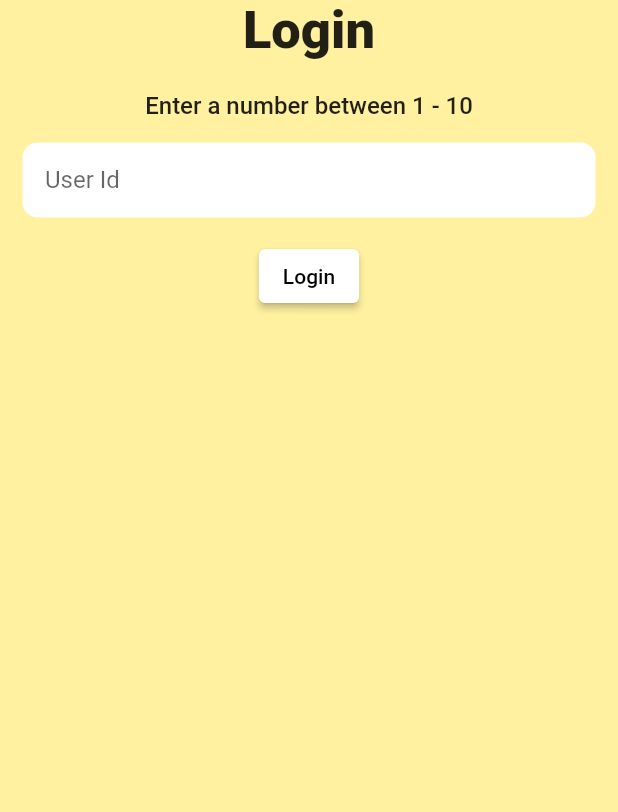
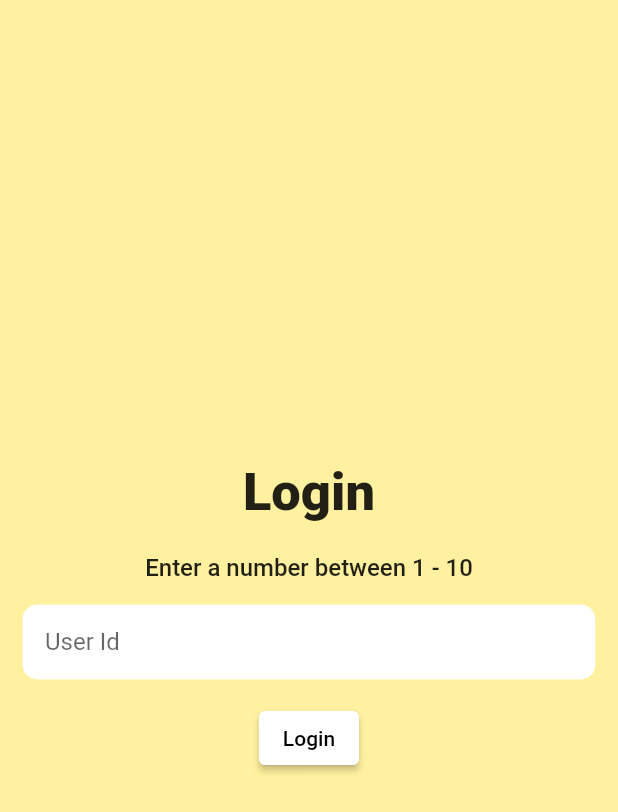
Before and after one commit to hao1234/FlutterLoginBasic, a Flutter app: the screen it shows after launch, on a phone screen of 412 x 824 dp. Shown: the top 812 px of the screen. Run offline on Flutter 3.47's test engine with Material 2 defaults, Android fonts, the phone set to English and light mode, and no system bars; our stand-ins replace get_it.

Commit message:
update login view + architecture with provider

```diff
--- /dev/null
+++ b/loginbasic/lib/core/enums/enums_define.dart
@@ -0,0 +1 @@
+enum ViewState { Idle, Busy }
--- /dev/null
+++ b/loginbasic/lib/core/viewmodels/base_model.dart
@@ -0,0 +1,12 @@
+import 'package:flutter/cupertino.dart';
+import 'package:loginbasic/core/enums/enums_define.dart';
+
+class BaseModel extends ChangeNotifier {
+  ViewState _viewState = ViewState.Idle;
+  ViewState get state => _viewState;
+
+  void setState(ViewState state) {
+    _viewState = state;
+    notifyListeners();
+  }
+}
--- a/loginbasic/lib/core/viewmodels/login_viewmodel.dart
+++ b/loginbasic/lib/core/viewmodels/login_viewmodel.dart
@@ -1,24 +1,21 @@
-import 'package:flutter/foundation.dart';
+import 'package:loginbasic/core/enums/enums_define.dart';
 import 'package:loginbasic/core/services/authentication_service.dart';
 import 'package:loginbasic/locator.dart';
 
-enum ViewState { Idle, Busy }
+import 'base_model.dart';
 
-class LoginModel extends ChangeNotifier {
+
+
+class LoginModel extends BaseModel {
   final AuthenticatonService _authenticatonService = locator<AuthenticatonService>();
-
-  ViewState _viewState = ViewState.Idle;
-  ViewState get state => _viewState;
-
-  void setState(ViewState state) {
-    _viewState = state;
-    notifyListeners();
-  }
+  String? errorMessage;
 
   Future<bool> login(String userIdText) async {
     setState(ViewState.Busy);
     var userId = int.tryParse(userIdText);
     if (userId == null) {
+      errorMessage = 'Value entered is not a number';
+      setState(ViewState.Idle);
       return false;
     }
     var success = await _authenticatonService.login(userId);
--- a/loginbasic/lib/locator.dart
+++ b/loginbasic/lib/locator.dart
@@ -1,6 +1,7 @@
 import 'package:get_it/get_it.dart';
 import 'package:loginbasic/core/services/api.dart';
 import 'package:loginbasic/core/services/authentication_service.dart';
+import 'package:loginbasic/core/viewmodels/home_model.dart';
 
 import 'core/viewmodels/login_viewmodel.dart';
 
@@ -10,4 +11,6 @@ void setupLocator() {
   locator.registerLazySingleton(() => LoginModel());
   locator.registerLazySingleton(() => AuthenticatonService());
   locator.registerLazySingleton(() => Api());
+
+  locator.registerFactory(() => HomeModel());
 }
--- a/loginbasic/lib/main.dart
+++ b/loginbasic/lib/main.dart
@@ -1,5 +1,6 @@
 import 'package:flutter/material.dart';
 import 'package:loginbasic/locator.dart';
+import 'package:loginbasic/ui/router.dart';
 import 'package:loginbasic/ui/views/login_view.dart';
 
 void main() {
@@ -14,8 +15,8 @@ class MyApp extends StatelessWidget {
     return MaterialApp(
       debugShowCheckedModeBanner: false,
       title: 'Flutter Demo',
-      theme: ThemeData(),
-      home: LoginView(),
+      initialRoute: '/login',
+      onGenerateRoute: RouterApp.generateRoute,
     );
   }
 }
--- /dev/null
+++ b/loginbasic/lib/ui/router.dart
@@ -0,0 +1,21 @@
+import 'package:flutter/widgets.dart';
+import 'package:flutter/material.dart';
+import 'package:loginbasic/ui/views/home_view.dart';
+import 'package:loginbasic/ui/views/login_view.dart';
+
+class RouterApp {
+  static Route<dynamic> generateRoute(RouteSettings settings) {
+    switch (settings.name ?? '') {
+      case '/login':
+        return MaterialPageRoute(builder: (_) => LoginView());
+      case '/':
+        return MaterialPageRoute(builder: (_) => HomeView());
+      default:
+        return MaterialPageRoute(builder: (_) => Scaffold(
+          body: Center(
+            child: Text('No route defined for ${settings.name}'),
+          ),
+        ));
+    }
+  }
+}
--- /dev/null
+++ b/loginbasic/lib/ui/views/base_view.dart
@@ -0,0 +1,32 @@
+import 'package:flutter/material.dart';
+import 'package:loginbasic/core/viewmodels/base_model.dart';
+import 'package:provider/provider.dart';
+
+import '../../locator.dart';
+
+class BaseView<T extends BaseModel> extends StatefulWidget {
+  final Widget Function(BuildContext context, T model, Widget? child) builder;
+  final Function(T)? onModelReady;
+
+  BaseView({required this.builder, this.onModelReady});
+
+  @override
+  _BaseViewState<T> createState() => _BaseViewState<T>();
+}
+
+class _BaseViewState<T extends BaseModel> extends State<BaseView<T>> {
+  T model = locator<T>();
+
+  @override
+  void initState() {
+    widget.onModelReady?.call(model);
+    super.initState();
+  }
+
+  @override
+  Widget build(BuildContext context) {
+    return ChangeNotifierProvider<T>(
+        create: (context) => model,
+        child: Consumer<T>(builder: widget.builder));
+  }
+}
--- a/loginbasic/lib/ui/views/login_view.dart
+++ b/loginbasic/lib/ui/views/login_view.dart
@@ -1,9 +1,9 @@
 import 'package:flutter/material.dart';
+import 'package:loginbasic/core/enums/enums_define.dart';
 import 'package:loginbasic/core/viewmodels/login_viewmodel.dart';
-import 'package:loginbasic/locator.dart';
 import 'package:loginbasic/ui/shared/app_colors.dart';
+import 'package:loginbasic/ui/views/base_view.dart';
 import 'package:loginbasic/ui/widgets/login_header.dart';
-import 'package:provider/provider.dart';
 
 class LoginView extends StatefulWidget {
   @override
@@ -15,28 +15,37 @@ class _LoginViewState extends State<LoginView> {
 
   @override
   Widget build(BuildContext context) {
-    return ChangeNotifierProvider<LoginModel>(
-        create: (context) => locator<LoginModel>(),
-        child: Consumer<LoginModel>(
+    return BaseView<LoginModel>(
+        onModelReady: (model) {
+          /* Call something on the model */
+        },
         builder: (context, model, child) => Scaffold(
               backgroundColor: backgroundColor,
-                  body: Column(
+              body: SafeArea(
+                child: Column(
+                  mainAxisAlignment: MainAxisAlignment.center,
                   children: [
-                      LoginHeader(controller: _controller),
+                    LoginHeader(
+                      controller: _controller,
+                      validationMessage: model.errorMessage,
+                    ),
                     model.state == ViewState.Busy
                         ? CircularProgressIndicator()
                         : ElevatedButton(
                             onPressed: () async {
                               var loginsuccess =
                                   await model.login(_controller.text);
+                              if (loginsuccess) {
+                                Navigator.pushNamed(context, '');
+                              }
                             },
                             style: ElevatedButton.styleFrom(
-                                  onPrimary: Colors.black,
-                                  primary: Colors.white),
+                                onPrimary: Colors.black, primary: Colors.white),
                             child: Text('Login'),
                           )
                   ],
                 ),
-                )));
+              ),
+            ));
   }
 }
```
Also changed, not shown: loginbasic/lib/core/viewmodels/home_model.dart (added, +16 -0 lines), loginbasic/lib/ui/views/home_view.dart (added, +18 -0 lines). Lines whose indentation alone changed are shown as unchanged.
